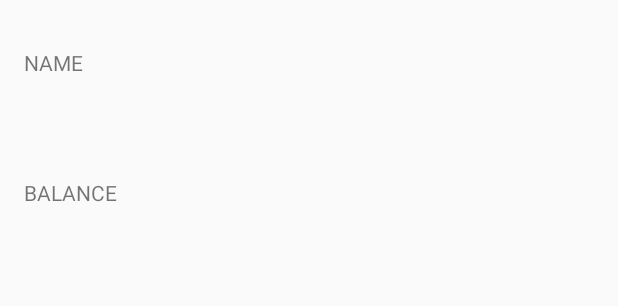
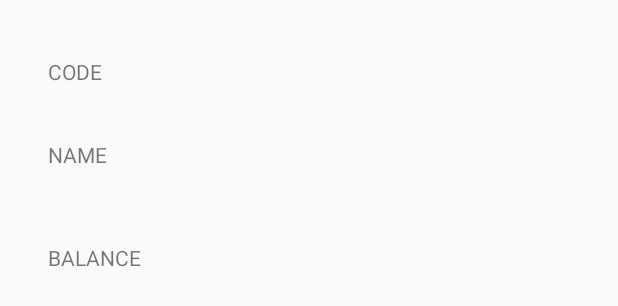
Before and after one commit to bcassamo/Inforgest_Studio, an Android app: the layout activity_client_detail.xml on its own in the app's theme, with its tools: preview values and no code run, on a phone screen of 412 x 824 dp. Shown: the top 306 px of the screen. Run offline under Robolectric (Android 15) with nearby library versions, the phone set to English and light mode, and no system bars; network calls fail.

Commit message:
Client Details Finish Add Incos

```diff
--- a/app/src/main/java/mz/com/peach/inforgest/NavigationDrawerFragment.java
+++ b/app/src/main/java/mz/com/peach/inforgest/NavigationDrawerFragment.java
@@ -106,8 +106,8 @@ public class NavigationDrawerFragment extends Fragment {
         });
 
         mMenuTitles = getResources().getStringArray(R.array.nav_drawer_menu);
-        mIcon = new int[] { R.drawable.action_home2, R.drawable.action_client,
-                R.drawable.action_about, R.drawable.action_about, R.drawable.action_about };
+        mIcon = new int[] { R.drawable.action_home, R.drawable.action_customer,
+                R.drawable.action_shopping_basket, R.drawable.action_business, R.drawable.action_info };
         /*mIcon = new int[] { R.drawable.action_home2, R.drawable.action_system, R.drawable.action_archive,
                 R.drawable.action_client, R.drawable.action_about, R.drawable.action_about, R.drawable.action_about,
                 R.drawable.action_about, R.drawable.action_about, R.drawable.action_about };*/
--- a/app/src/main/java/mz/com/peach/inforgest/SplashScreenActivity.java
+++ b/app/src/main/java/mz/com/peach/inforgest/SplashScreenActivity.java
@@ -41,6 +41,7 @@ public class SplashScreenActivity extends Activity {
         return true;
     }
 
+
     @Override
     public boolean onOptionsItemSelected(MenuItem item) {
         // Handle action bar item clicks here. The action bar will
--- a/app/src/main/res/layout/activity_client_detail.xml
+++ b/app/src/main/res/layout/activity_client_detail.xml
@@ -1,43 +1,66 @@
 <?xml version="1.0" encoding="utf-8"?>
-<LinearLayout xmlns:android="http://schemas.android.com/apk/res/android"
+<TableLayout xmlns:android="http://schemas.android.com/apk/res/android"
     xmlns:tools="http://schemas.android.com/tools"
     android:layout_width="match_parent"
     android:layout_height="match_parent"
-    android:orientation="vertical"
     android:padding="16dp"
     tools:context="mz.com.peach.inforgest.ClientDetailActivity">
 
+    <TableRow>
         <TextView
             android:layout_width="wrap_content"
             android:layout_height="wrap_content"
-        android:layout_marginTop="16dp"
-        android:layout_marginBottom="8dp"
+            android:padding="16dp"
+            android:text="@string/action_code"
+            android:textAllCaps="true"
+            />
+
+        <TextView
+            android:id="@+id/txtCode"
+            android:layout_width="wrap_content"
+            android:layout_height="wrap_content"
+            android:padding="16dp"
+            android:textColor="@color/igest_color"
+            android:textAllCaps="true"
+            android:textSize="20dp"/>
+    </TableRow>
+
+    <TableRow>
+        <TextView
+            android:layout_width="wrap_content"
+            android:layout_height="wrap_content"
+            android:padding="16dp"
             android:text="@string/action_name"
-        android:textAllCaps="true" />
+            android:textAllCaps="true"
+            />
 
         <TextView
             android:id="@+id/txtName"
             android:layout_width="wrap_content"
             android:layout_height="wrap_content"
-        android:layout_marginTop="16dp"
-        android:layout_marginBottom="8dp"
-        android:inputType="textCapWords" />
+            android:padding="16dp"
+            android:textColor="@color/igest_color"
+            android:textAllCaps="true"
+            android:textSize="16dp" />
+    </TableRow>
 
-
+    <TableRow>
         <TextView
             android:layout_width="wrap_content"
             android:layout_height="wrap_content"
-        android:layout_marginTop="16dp"
-        android:layout_marginBottom="8dp"
+            android:padding="16dp"
             android:text="@string/text_balance"
-        android:textAllCaps="true" />
+            android:textAllCaps="true"
+            />
 
         <TextView
             android:id="@+id/txtBalance"
             android:layout_width="wrap_content"
             android:layout_height="wrap_content"
-        android:layout_marginTop="16dp"
-        android:layout_marginBottom="8dp"
-        android:inputType="numberDecimal" />
+            android:padding="16dp"
+            android:textColor="@color/igest_color"
+            android:inputType="numberDecimal"
+            android:textSize="30dp"/>
+    </TableRow>
 
-</LinearLayout>
+</TableLayout>
--- a/app/src/main/res/layout/drawer_list_item.xml
+++ b/app/src/main/res/layout/drawer_list_item.xml
@@ -22,6 +22,7 @@
         android:paddingLeft="16dp"
         android:paddingRight="16dp"
         android:textColor="@color/list_text"
+        android:textSize="20dp"
         android:minHeight="?android:attr/listPreferredItemHeightSmall"/>
 
 </RelativeLayout>
--- a/build.gradle
+++ b/build.gradle
@@ -5,7 +5,7 @@ buildscript {
         jcenter()
     }
     dependencies {
-        classpath 'com.android.tools.build:gradle:2.0.0'
+        classpath 'com.android.tools.build:gradle:2.1.0'
         // NOTE: Do not place your application dependencies here; they belong
         // in the individual module build.gradle files
     }
```
Also changed, not shown: app/src/main/AndroidManifest.xml (+15 -7 lines), app/src/main/java/mz/com/peach/inforgest/ClientDetailActivity.java (+30 -16 lines), app/src/main/java/mz/com/peach/inforgest/ClientListActivity.java (+10 -7 lines), app/src/main/java/mz/com/peach/inforgest/model/clients/Client.java (+9 -0 lines), app/src/main/java/mz/com/peach/inforgest/rest/JSONParser.java (+32 -23 lines), app/src/main/java/mz/com/peach/inforgest/rest/RestAPI.java (+18 -4 lines), app/src/main/res/layout/fragment_home.xml (+10 -0 lines), app/src/main/res/values/strings.xml (+8 -2 lines), 3 other files. Lines whose indentation alone changed are shown as unchanged.
